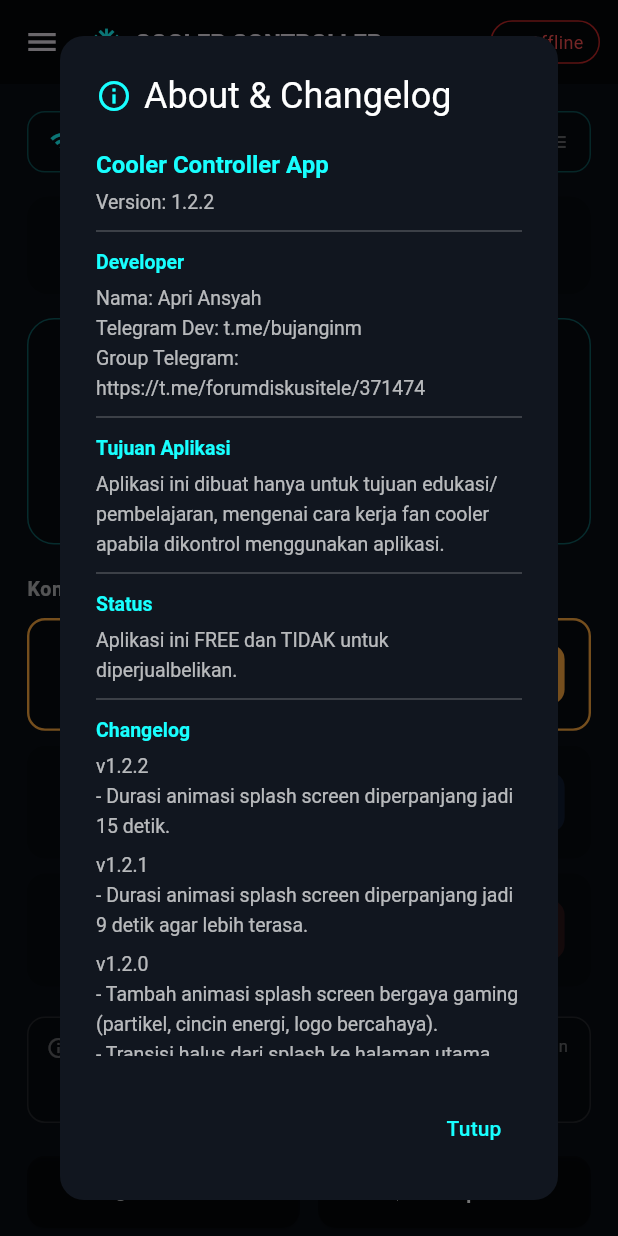
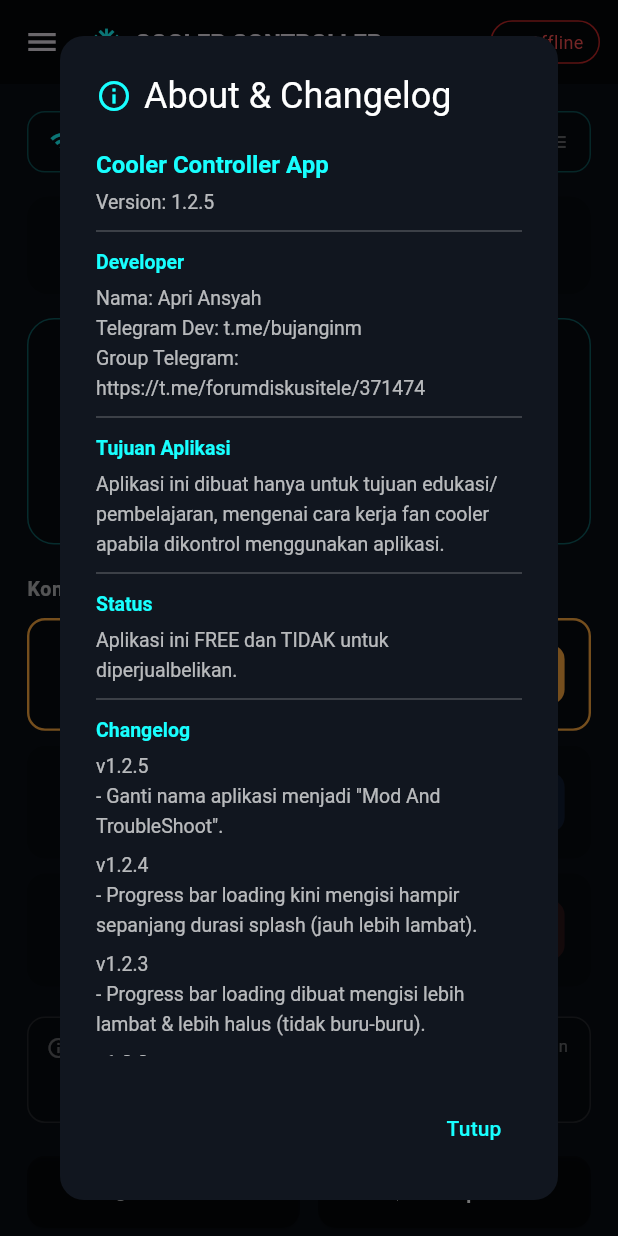
Before and after one commit to hackkercyber133/PROTECT-FAN-COOLER-1, a Flutter app: the ControllerPage screen opened directly, in the side drawer, after a tap on "Tentang & Changelog", on a phone screen of 412 x 824 dp. Run offline on Flutter 3.47's test engine with Material 3 defaults, Android fonts, the phone set to English and light mode, and no system bars; our stand-ins replace flutter_blue_plus; missing offline and left inert: mqtt_client.

Commit message:
Update main.dart

```diff
--- a/lib/main.dart
+++ b/lib/main.dart
@@ -7,7 +7,7 @@ import 'dart:convert';
 import 'dart:async';
 import 'dart:math';
 
-const String kAppVersion = "1.2.2";
+const String kAppVersion = "1.2.5";
 
 void main() => runApp(MyApp());
 
@@ -16,7 +16,7 @@ class MyApp extends StatelessWidget {
   Widget build(BuildContext context) {
     return MaterialApp(
       debugShowCheckedModeBanner: false,
-      title: 'Cooler Controller',
+      title: 'Mod And TroubleShoot',
       theme: ThemeData.dark(),
       home: SplashScreen(),
     );
@@ -128,7 +128,7 @@ class _SplashScreenState extends State<SplashScreen> with TickerProviderStateMix
           final logoFade = stage(0.0, 0.30);
           final titleT = stage(0.35, 0.70, curve: Curves.easeOutCubic);
           final subtitleT = stage(0.50, 0.80, curve: Curves.easeOutCubic);
-          final barT = stage(0.55, 0.98, curve: Curves.easeInOutCubic);
+          final barT = stage(0.05, 0.97, curve: Curves.easeInOutSine);
           final flashT = stage(0.94, 1.0);
 
           return Stack(
@@ -845,6 +845,15 @@ class _ControllerPageState extends State<ControllerPage> {
                 Divider(color: Colors.white24, height: 20),
                 Text("Changelog", style: TextStyle(color: accentColor, fontWeight: FontWeight.bold)),
                 SizedBox(height: 4),
+                Text("v1.2.5"),
+                Text("- Ganti nama aplikasi menjadi \"Mod And TroubleShoot\"."),
+                SizedBox(height: 6),
+                Text("v1.2.4"),
+                Text("- Progress bar loading kini mengisi hampir sepanjang durasi splash (jauh lebih lambat)."),
+                SizedBox(height: 6),
+                Text("v1.2.3"),
+                Text("- Progress bar loading dibuat mengisi lebih lambat & lebih halus (tidak buru-buru)."),
+                SizedBox(height: 6),
                 Text("v1.2.2"),
                 Text("- Durasi animasi splash screen diperpanjang jadi 15 detik."),
                 SizedBox(height: 6),
```
